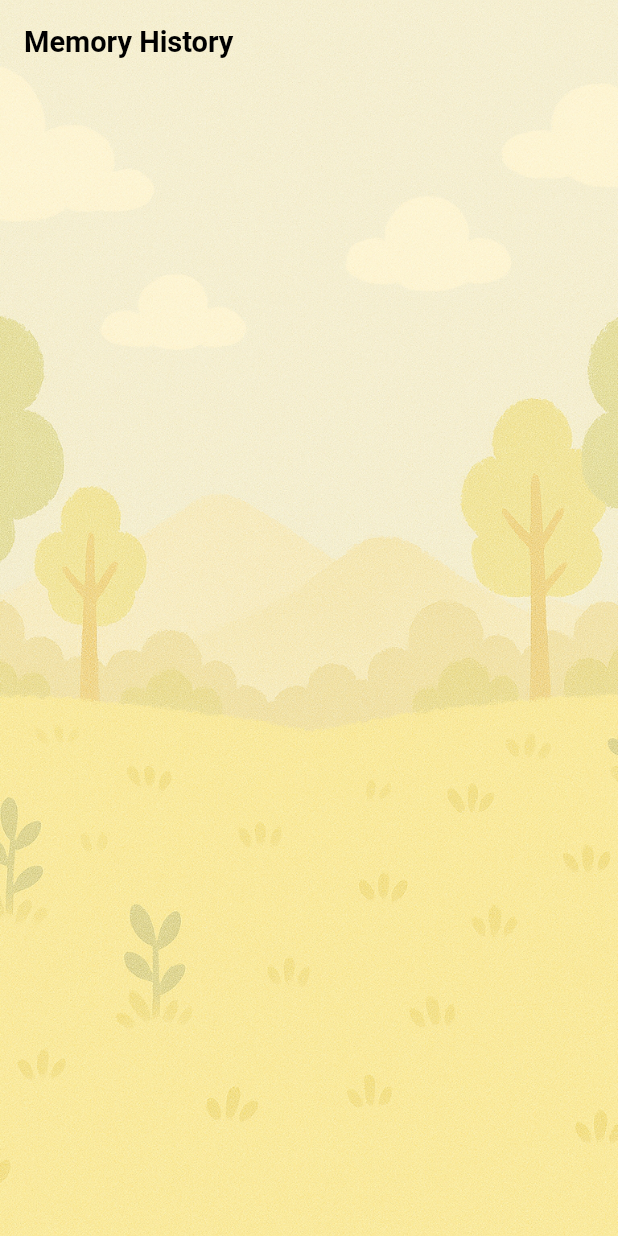
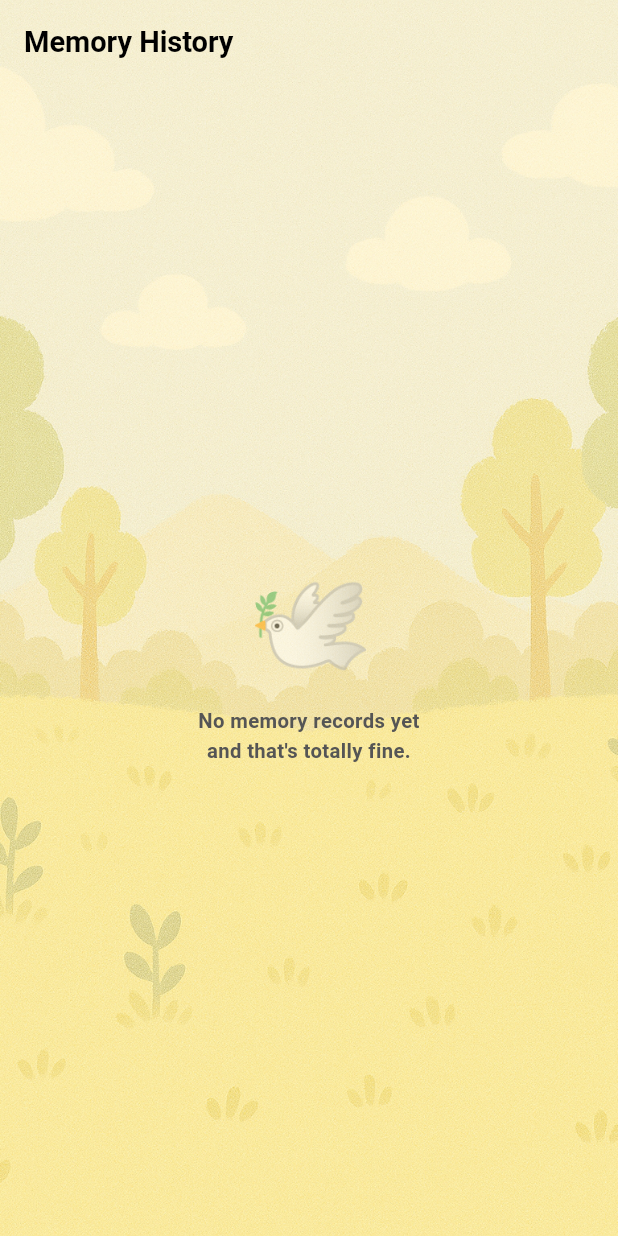
Before and after one commit to GDGoC-SCHU/minibuddy-flutter, a Flutter app: the MemoryDetailScreen screen opened by its route, on a phone screen of 412 x 824 dp. Run offline on Flutter 3.47's test engine with Material 3 defaults, Android fonts, the phone set to English and light mode, and no system bars; our stand-ins replace dio, firebase_auth, firebase_core, firebase_messaging, flutter_bloc, flutter_screenutil and 4 more; missing offline and left inert: dart:js; accounts and stored records are empty; network calls fail; Roboto replaces fonts that are missing (Pretendard).

Commit message:
feat: 데이터 응답값 없을 때 ui 개선-memory, flow, distribution

```diff
--- a/lib/data/profile/profile_api.dart
+++ b/lib/data/profile/profile_api.dart
@@ -14,13 +14,13 @@ Future<Profile> fetchProfile() async {
 }
 
 Future<void> patchProfile({
-  String? name,
+  String? nickname,
   DateTime? birthdate,
   List<String>? keywords,
 }) async {
   try {
     final data = {
-      if (name != null) 'name': name,
+      if (nickname != null) 'nickname': nickname,
       if (birthdate != null) 'birthdate': birthdate.toIso8601String(),
       if (keywords != null) 'keywords': keywords,
     };
--- a/lib/screens/history/emotion_history_builder.dart
+++ b/lib/screens/history/emotion_history_builder.dart
@@ -59,7 +59,7 @@ class _EmotionHistoryBuilderState extends State<EmotionHistoryBuilder> {
             Text('🕊️', style: TextStyle(fontSize: 70.sp)),
             SizedBox(height: 4.h),
             Text(
-              "No records yet\nand that's perfectly okay.",
+              "No records yet\nand that's totally fine.",
               textAlign: TextAlign.center,
               style: TextStyle(
                 fontSize: 14.sp,
--- a/lib/screens/history/memory_detail_screen.dart
+++ b/lib/screens/history/memory_detail_screen.dart
@@ -79,6 +79,27 @@ class _MemoryDetailScreenState extends State<MemoryDetailScreen> {
             bottom: false,
             child: _isLoading
                 ? const Center(child: CircularProgressIndicator())
+                : _history.isEmpty
+                    ? Center(
+                        child: Column(
+                          mainAxisSize: MainAxisSize.min,
+                          children: [
+                            Text('🕊️', style: TextStyle(fontSize: 70.sp)),
+                            SizedBox(height: 4.h),
+                            Text(
+                              "No memory records yet\nand that's totally fine.",
+                              textAlign: TextAlign.center,
+                              style: TextStyle(
+                                fontSize: 14.sp,
+                                color: const Color(0xFF555555),
+                                height: 1.5,
+                                fontFamily: 'Pretendard',
+                                fontWeight: FontWeight.bold,
+                              ),
+                            ),
+                          ],
+                        ),
+                      )
                     : ListView.builder(
                         padding: EdgeInsets.fromLTRB(16.w, 0, 16.w, 32.h),
                         itemCount: _history.length,
@@ -105,7 +126,8 @@ class _MemoryDetailScreenState extends State<MemoryDetailScreen> {
                                 children: [
                                   // Q + 날짜
                                   Row(
-                                crossAxisAlignment: CrossAxisAlignment.start,
+                                    crossAxisAlignment:
+                                        CrossAxisAlignment.start,
                                     children: [
                                       SizedBox(
                                         width: 40.w,
@@ -115,8 +137,8 @@ class _MemoryDetailScreenState extends State<MemoryDetailScreen> {
                                             fontSize: 15.sp,
                                             fontFamily: 'Pretendard',
                                             fontWeight: FontWeight.w600,
-                                        color:
-                                            const Color.fromARGB(255, 0, 0, 0),
+                                            color: const Color.fromARGB(
+                                                255, 0, 0, 0),
                                           ),
                                         ),
                                       ),
@@ -128,15 +150,15 @@ class _MemoryDetailScreenState extends State<MemoryDetailScreen> {
                                             fontSize: 15.sp,
                                             fontFamily: 'Pretendard',
                                             fontWeight: FontWeight.w600,
-                                        color:
-                                            const Color.fromARGB(255, 0, 0, 0),
+                                            color: const Color.fromARGB(
+                                                255, 0, 0, 0),
                                           ),
                                         ),
                                       ),
                                       Padding(
                                         ////날짜!!!!!!!!!!!!!!!!!--------------------------
-                                    padding:
-                                        EdgeInsets.only(left: 8.w), // 날짜 왼쪽 패딩
+                                        padding: EdgeInsets.only(
+                                            left: 8.w), // 날짜 왼쪽 패딩
                                         child: Text(
                                           item.date,
                                           style: TextStyle(
@@ -154,7 +176,8 @@ class _MemoryDetailScreenState extends State<MemoryDetailScreen> {
 
                                   // A:
                                   Row(
-                                crossAxisAlignment: CrossAxisAlignment.start,
+                                    crossAxisAlignment:
+                                        CrossAxisAlignment.start,
                                     children: [
                                       SizedBox(
                                         width: 40.w,
@@ -164,8 +187,8 @@ class _MemoryDetailScreenState extends State<MemoryDetailScreen> {
                                             fontSize: 15.sp,
                                             fontFamily: 'Pretendard',
                                             fontWeight: FontWeight.w600,
-                                        color:
-                                            const Color.fromARGB(255, 0, 0, 0),
+                                            color: const Color.fromARGB(
+                                                255, 0, 0, 0),
                                           ),
                                         ),
                                       ),
@@ -177,8 +200,8 @@ class _MemoryDetailScreenState extends State<MemoryDetailScreen> {
                                             fontSize: 15.sp,
                                             fontFamily: 'Pretendard',
                                             fontWeight: FontWeight.w600,
-                                        color:
-                                            const Color.fromARGB(255, 0, 0, 0),
+                                            color: const Color.fromARGB(
+                                                255, 0, 0, 0),
                                           ),
                                         ),
                                       ),
--- a/lib/screens/home/my_page_screen.dart
+++ b/lib/screens/home/my_page_screen.dart
@@ -37,7 +37,7 @@ class _MyPageScreenState extends State<MyPageScreen> {
 
     if (result != null) {
       if (field == 'nickname' && result is String) {
-        _bloc.add(UpdateProfile(name: result));
+        _bloc.add(UpdateProfile(nickname: result));
       } else if (field == 'birthday' && result is DateTime) {
         _bloc.add(UpdateProfile(birthdate: result));
       } else if (field == 'keyword' && result is List<String>) {
@@ -103,7 +103,7 @@ class _MyPageScreenState extends State<MyPageScreen> {
                                   fontSize: 19.sp,
                                   fontWeight: FontWeight.w700,
                                   fontFamily: 'Pretendard')),
-                          trailing: _trailingText(profile.name),
+                          trailing: _trailingText(profile.nickname),
                           onTap: () => _navigateAndPatch(context, 'nickname'),
                         ),
                         ListTile(
```
Also changed, not shown: lib/screens/user/emotion_distribution_painter.dart (+48 -25 lines), lib/screens/user/emotion_flow_painter.dart (+25 -0 lines). Lines whose indentation alone changed are shown as unchanged.
